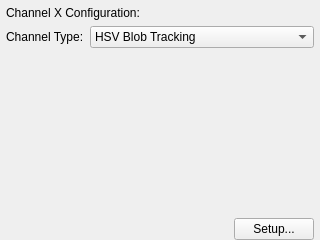
This is ui/ChannelSetupWidget.ui in kipr/botui as Qt 5 draws it before an edit. The edited form follows.
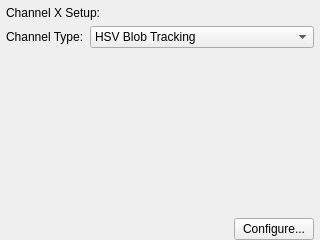
This is the edited form. Icons and pictures are not drawn.

The edit to the form file:
```diff
--- a/ui/ChannelSetupWidget.ui
+++ b/ui/ChannelSetupWidget.ui
@@ -29,7 +29,7 @@
    <item>
     <widget class="QLabel" name="title">
      <property name="text">
-      <string>Channel X Configuration:</string>
+      <string>Channel X Setup:</string>
      </property>
     </widget>
    </item>
@@ -89,7 +89,7 @@
      <item>
       <widget class="QPushButton" name="setup">
        <property name="text">
-        <string>Setup...</string>
+        <string>Configure...</string>
        </property>
        <property name="icon">
         <iconset resource="../rc/icons.qrc">
```
Left out of the diff: 2 changed lines with no effect on the pictures.
